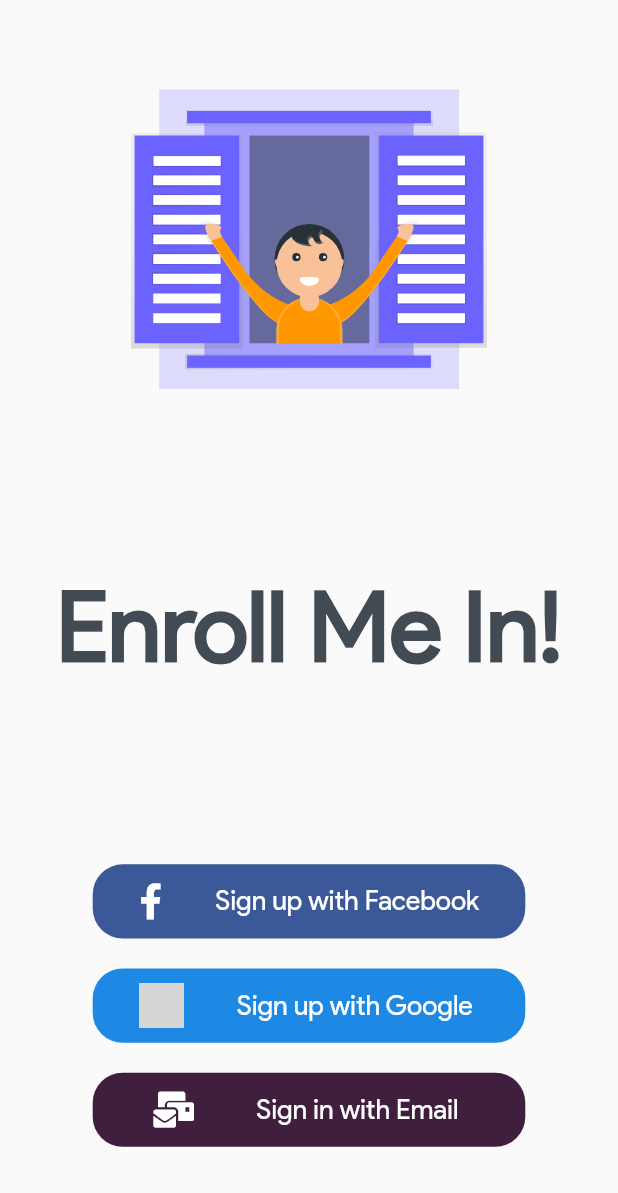
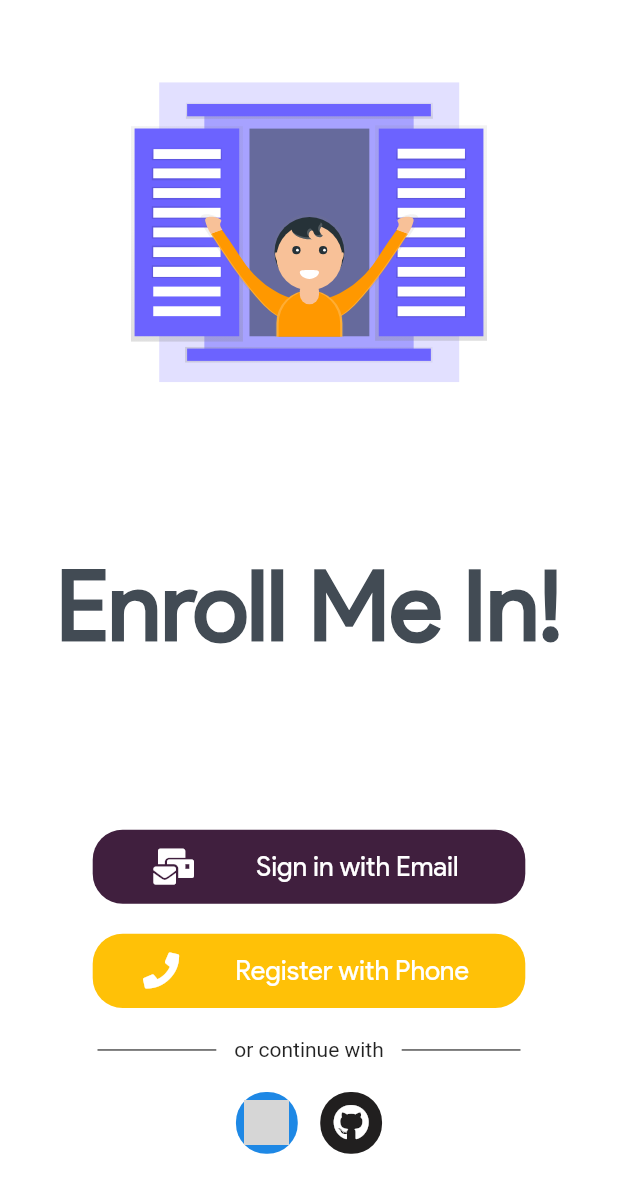
Before and after one commit to fnplus/enroll-me-flutter, a Flutter app: the screen it shows after launch, on a phone screen of 412 x 824 dp. Shown: the top 1193 px of the screen. Run offline on Flutter 3.47's test engine with Material 2 defaults, Android fonts, the phone set to English and light mode, and no system bars; our stand-ins replace cloud_firestore, firebase_auth, flutter_custom_clippers, flutter_spinkit, flutter_svg, flutter_tags and 3 more; missing offline and left inert: groovin_widgets; accounts and stored records are empty; network calls fail; grey boxes are pictures that could not be loaded.

Commit message:
Github and Phone initial setup and facebook auth removed

```diff
--- a/lib/app/enrollme.dart
+++ b/lib/app/enrollme.dart
@@ -46,6 +46,7 @@ class _EnrollMeState extends State<EnrollMe> {
           theme: ThemeData(
             primarySwatch: Colors.cyan,
             brightness: Brightness.light,
+
           ),
           darkTheme: ThemeData.dark(),
           // home: CreateMeetupPage(),
@@ -58,7 +59,7 @@ class _EnrollMeState extends State<EnrollMe> {
             '/geekForm': (context) => GeekForm(),
             '/emailPage': (context) => EmailSignInPage(),
             '/emailSignUp': (context) => EmailSignUpPage(),
-            '/create' :(context) => CreateMeetupPage()
+            '/create': (context) => CreateMeetupPage()
           },
         ),
       ),
--- a/lib/app/ui/pages/createMeetup.dart
+++ b/lib/app/ui/pages/createMeetup.dart
@@ -14,8 +14,9 @@ class _CreateMeetupPageState extends State<CreateMeetupPage> {
     return Hero(
       tag: 'create',
       child: Scaffold(
-        drawer: CustomDrawer(),
+        // drawer: CustomDrawer(),
         appBar: AppBar(
+          brightness: Brightness.dark,
           backgroundColor: Colors.yellow,
           elevation: 0,
           iconTheme: IconThemeData(color: Colors.black),
--- a/lib/app/ui/pages/homePage.dart
+++ b/lib/app/ui/pages/homePage.dart
@@ -18,6 +18,7 @@ class _HomePageState extends State<HomePage> {
     return Scaffold(
       drawer: CustomDrawer(),
       appBar: AppBar(
+        brightness: Brightness.dark,
         backgroundColor: Colors.cyan,
         elevation: 0,
         iconTheme: IconThemeData(color: Colors.white),
@@ -107,7 +108,7 @@ class _HomePageState extends State<HomePage> {
                   code: 0xFFd8d4f2,
                   height: height,
                   isDark: false,
-                  text: "Something",
+                  text: "Search",
                   width: width,
                   imageName: 'card.svg',
                   routeName: null,
--- a/lib/app/ui/pages/signUpPage.dart
+++ b/lib/app/ui/pages/signUpPage.dart
@@ -1,6 +1,7 @@
 import 'package:enroll_me/app/widgets/emailSignUp.dart';
-import 'package:enroll_me/app/widgets/fbSignUpBtn.dart';
+import 'package:enroll_me/app/widgets/githubBtn.dart';
 import 'package:enroll_me/app/widgets/googleSignUpBtn.dart';
+import 'package:enroll_me/app/widgets/phoneBtn.dart';
 import 'package:flutter/material.dart';
 import 'package:flutter_svg/flutter_svg.dart';
 
@@ -14,10 +15,8 @@ class _SignUpPageState extends State<SignUpPage>
   Animation animation;
   AnimationController animationController;
 
-
   @override
   void initState() {
-
     super.initState();
     animationController = AnimationController(
       duration: Duration(seconds: 3, milliseconds: 5),
@@ -34,10 +33,10 @@ class _SignUpPageState extends State<SignUpPage>
     super.dispose();
   }
 
-
   @override
   Widget build(BuildContext context) {
     return Scaffold(
+      backgroundColor: Colors.white,
       body: Column(
         crossAxisAlignment: CrossAxisAlignment.center,
         mainAxisAlignment: MainAxisAlignment.spaceAround,
@@ -56,8 +55,7 @@ class _SignUpPageState extends State<SignUpPage>
                     fontFamily: "Product-Sans",
                     fontSize: 65,
                     color: Color(0xFF424b54),
-                  fontWeight: FontWeight.bold
-                ),
+                    fontWeight: FontWeight.bold),
               ),
             ),
           ),
@@ -66,17 +64,43 @@ class _SignUpPageState extends State<SignUpPage>
             child: Column(
               mainAxisAlignment: MainAxisAlignment.spaceBetween,
               children: <Widget>[
-                FBSignUpBtn(),
+                EmailSignUpBtn(),
                 SizedBox(
                   height: 20,
                 ),
-
-                //TODO: Setup Login Flow Method for all three Buttons
-                GoogleSignUpBtn(),
+                PhoneButton(),
                 SizedBox(
                   height: 20,
                 ),
-                EmailSignUpBtn()
+                Stack(
+                  fit: StackFit.loose,
+                  alignment: Alignment.center,
+                  children: <Widget>[
+                    Divider(
+                      indent: 65,
+                      endIndent: 65,
+                      color: Colors.black,
+                    ),
+                    Center(
+                      child: Container(
+                          color: Colors.white,
+                          width: MediaQuery.of(context).size.width * 0.3,
+                          child: Text("or continue with",
+                              textAlign: TextAlign.center)),
+                    ),
+                  ],
+                ),
+                SizedBox(
+                  height: 20,
+                ),
+                Row(
+                  mainAxisAlignment: MainAxisAlignment.center,
+                  children: <Widget>[
+                    GoogleSignUpBtn(),
+                    SizedBox(width: 15,),
+                    GithubBtn(),
+                  ],
+                ),
               ],
             ),
           ),
--- a/lib/app/widgets/customDrawer.dart
+++ b/lib/app/widgets/customDrawer.dart
@@ -8,11 +8,13 @@ class CustomDrawer extends StatelessWidget {
   Widget build(BuildContext context) {
     var _authService = Provider.of<AuthenticationService>(context);
     return Drawer(
+      elevation: 10,
       child: Column(
         children: <Widget>[
           UserAccountsDrawerHeader(
             onDetailsPressed: () {
-              //TODO: Navigate to page where user can update their details
+              Navigator.of(context).pop();
+              Navigator.of(context).pushNamed('/geekForm');
             },
             decoration: BoxDecoration(
               gradient: LinearGradient(
@@ -21,8 +23,8 @@ class CustomDrawer extends StatelessWidget {
                 colors: [
                   Color(0xFF43cea2),
                   Color(0xFF185a9d),
-                  ],
-                ),
+                ],
+              ),
             ),
             currentAccountPicture: CircleAvatar(
               child: Container(
@@ -52,14 +54,31 @@ class CustomDrawer extends StatelessWidget {
           Expanded(
             child: Column(
               children: <Widget>[
+
+                //GO TO USER PROFILE
+                ListTile(
+                  leading: Icon(FontAwesomeIcons.userAlt),
+                  title: Text(
+                    "User Profile",
+                    style: TextStyle(fontSize: 16),
+                  ),
+                  onTap: () {
+                    Navigator.of(context).popAndPushNamed('/userDetails');
+                  },
+                ),
+                //GO TO MEETUPS PLANNED
                 ListTile(
                   leading: Icon(FontAwesomeIcons.peopleCarry),
                   title: Text(
                     "Meetups Planned",
                     style: TextStyle(fontSize: 16),
                   ),
-                  onTap: () {},
+                  onTap: () {
+                    Navigator.of(context).popAndPushNamed('');
+                  },
                 ),
+
+                // GO TO CREATE MEETUP
                 ListTile(
                   leading: Icon(Icons.group_work),
                   title: Text(
@@ -67,16 +86,22 @@ class CustomDrawer extends StatelessWidget {
                     style: TextStyle(fontSize: 16),
                   ),
                   onTap: () {
-
+                    Navigator.of(context).popAndPushNamed('/create');
                   },
                 ),
+                //GO TO JOIN MEETUP
                 ListTile(
                   leading: Icon(Icons.group_add),
                   title: Text(
                     "Join a Meetup",
                     style: TextStyle(fontSize: 16),
                   ),
-                  onTap: () {},
+                  onTap: () {
+                    Navigator.of(context).pop();
+                  },
+                ),
+                Divider(
+                  color: Colors.grey,
                 ),
                 ListTile(
                   leading: Icon(FontAwesomeIcons.signOutAlt),
@@ -85,6 +110,7 @@ class CustomDrawer extends StatelessWidget {
                     style: TextStyle(fontSize: 16),
                   ),
                   onTap: () {
+                    Navigator.of(context).pop();
                     showDialog(
                         context: context,
                         builder: (BuildContext context) => AlertDialog(
@@ -108,7 +134,7 @@ class CustomDrawer extends StatelessWidget {
                               ],
                             ));
                   },
-                )
+                ),
               ],
             ),
           )
--- /dev/null
+++ b/lib/app/widgets/githubBtn.dart
@@ -0,0 +1,42 @@
+import 'package:flutter/material.dart';
+import 'package:font_awesome_flutter/font_awesome_flutter.dart';
+
+class GithubBtn extends StatelessWidget {
+  const GithubBtn({
+    Key key,
+  }) : super(key: key);
+
+  @override
+  Widget build(BuildContext context) {
+    return GestureDetector(
+      onTap: () {
+        Navigator.pushReplacementNamed(context, 'homePage');
+      },
+      child: Container(
+        width: MediaQuery.of(context).size.width * 0.10,
+        height: MediaQuery.of(context).size.height * 0.05,
+        decoration: BoxDecoration(
+            color: Color(0xFF211F1F), borderRadius: BorderRadius.circular(20)),
+        child: Row(
+          mainAxisAlignment: MainAxisAlignment.spaceEvenly,
+          children: <Widget>[
+            Icon(
+              FontAwesomeIcons.github,
+              color: Colors.white,
+            ),
+            // Padding(
+            //   padding: const EdgeInsets.all(4.0),
+            //   child: Text(
+            //     "Continue with Github",
+            //     style: TextStyle(
+            //         fontFamily: "Product-Sans",
+            //         color: Colors.white,
+            //         fontSize: 18),
+            //   ),
+            // ),
+          ],
+        ),
+      ),
+    );
+  }
+}
--- a/lib/app/widgets/googleSignUpBtn.dart
+++ b/lib/app/widgets/googleSignUpBtn.dart
@@ -12,8 +12,8 @@ class GoogleSignUpBtn extends StatelessWidget {
         await _authService.handleGoogleSignIn();
       },
       child: Container(
-        width: MediaQuery.of(context).size.width * 0.70,
-        height: MediaQuery.of(context).size.height * 0.06,
+        width: MediaQuery.of(context).size.width * 0.10,
+        height: MediaQuery.of(context).size.height * 0.05,
         decoration: BoxDecoration(
             color: Colors.blue[600], borderRadius: BorderRadius.circular(20)),
         child: Row(
@@ -30,19 +30,21 @@ class GoogleSignUpBtn extends StatelessWidget {
                     ),
                   )),
             ),
-            Padding(
-              padding: const EdgeInsets.all(4.0),
-              child: Text(
-                "Sign up with Google",
-                style: TextStyle(
-                    fontFamily: "Product-Sans",
-                    color: Colors.white,
-                    fontSize: 18),
-              ),
-            ),
+
           ],
         ),
       ),
     );
   }
 }
+
+//  Padding(
+//               padding: const EdgeInsets.all(4.0),
+//               child: Text(
+//                 "Continue with Google",
+//                 style: TextStyle(
+//                     fontFamily: "Product-Sans",
+//                     color: Colors.white,
+//                     fontSize: 18),
+//               ),
+//             ),
--- a/lib/app/widgets/fbSignUpBtn.dart
+++ b/lib/app/widgets/phoneBtn.dart
@@ -1,8 +1,8 @@
 import 'package:flutter/material.dart';
 import 'package:font_awesome_flutter/font_awesome_flutter.dart';
 
-class FBSignUpBtn extends StatelessWidget {
-  const FBSignUpBtn({
+class PhoneButton extends StatelessWidget {
+  const PhoneButton({
     Key key,
   }) : super(key: key);
 
@@ -16,18 +16,18 @@ class FBSignUpBtn extends StatelessWidget {
         width: MediaQuery.of(context).size.width * 0.70,
         height: MediaQuery.of(context).size.height * 0.06,
         decoration: BoxDecoration(
-            color: Color(0xFF3b5998), borderRadius: BorderRadius.circular(20)),
+            color: Colors.amber, borderRadius: BorderRadius.circular(20)),
         child: Row(
           mainAxisAlignment: MainAxisAlignment.spaceEvenly,
           children: <Widget>[
             Icon(
-              FontAwesomeIcons.facebookF,
+              FontAwesomeIcons.phone,
               color: Colors.white,
             ),
             Padding(
               padding: const EdgeInsets.all(4.0),
               child: Text(
-                "Sign up with Facebook",
+                "Register with Phone",
                 style: TextStyle(
                     fontFamily: "Product-Sans",
                     color: Colors.white,
```
Lines whose indentation alone changed are shown as unchanged.
